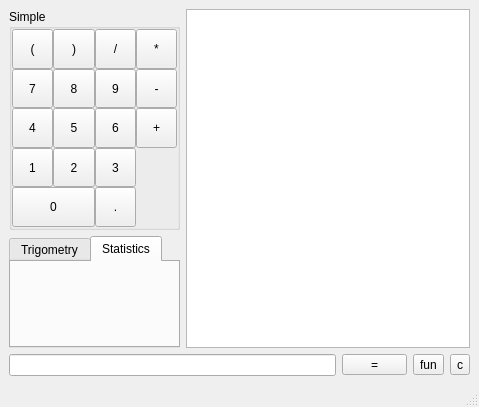
This is com/trolltech/examples/CalculatorNormal.ui in qtjambi/qtjambi as Qt 5 draws it before an edit. The edited form follows.
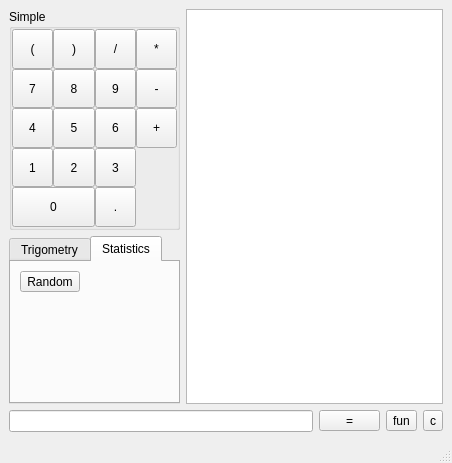
This is the edited form. The open tabs and pages were chosen to show the change.

What changed in the file:
```diff
--- a/com/trolltech/examples/CalculatorNormal.ui
+++ b/com/trolltech/examples/CalculatorNormal.ui
@@ -5,8 +5,8 @@
    <rect>
     <x>0</x>
     <y>0</y>
-    <width>479</width>
-    <height>407</height>
+    <width>452</width>
+    <height>463</height>
    </rect>
   </property>
   <property name="windowTitle" >
@@ -174,6 +174,65 @@
        <attribute name="title" >
         <string>Statistics</string>
        </attribute>
+       <layout class="QGridLayout" >
+        <property name="margin" >
+         <number>9</number>
+        </property>
+        <property name="spacing" >
+         <number>6</number>
+        </property>
+        <item row="0" column="0" >
+         <layout class="QVBoxLayout" >
+          <property name="margin" >
+           <number>0</number>
+          </property>
+          <property name="spacing" >
+           <number>6</number>
+          </property>
+          <item>
+           <widget class="QToolButton" name="button_random" >
+            <property name="sizePolicy" >
+             <sizepolicy>
+              <hsizetype>5</hsizetype>
+              <vsizetype>0</vsizetype>
+              <horstretch>0</horstretch>
+              <verstretch>0</verstretch>
+             </sizepolicy>
+            </property>
+            <property name="text" >
+             <string>Random</string>
+            </property>
+           </widget>
+          </item>
+          <item>
+           <spacer>
+            <property name="orientation" >
+             <enum>Qt::Vertical</enum>
+            </property>
+            <property name="sizeHint" >
+             <size>
+              <width>20</width>
+              <height>20</height>
+             </size>
+            </property>
+           </spacer>
+          </item>
+         </layout>
+        </item>
+        <item row="0" column="1" >
+         <spacer>
+          <property name="orientation" >
+           <enum>Qt::Horizontal</enum>
+          </property>
+          <property name="sizeHint" >
+           <size>
+            <width>40</width>
+            <height>20</height>
+           </size>
+          </property>
+         </spacer>
+        </item>
+       </layout>
       </widget>
      </widget>
     </item>
```
Left out of the diff: 4 changed lines with no effect on the pictures.
